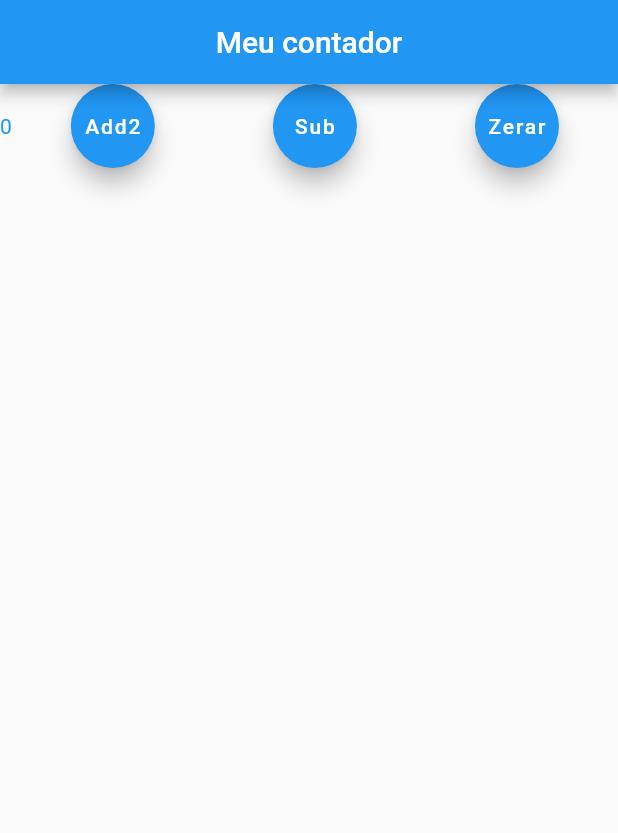
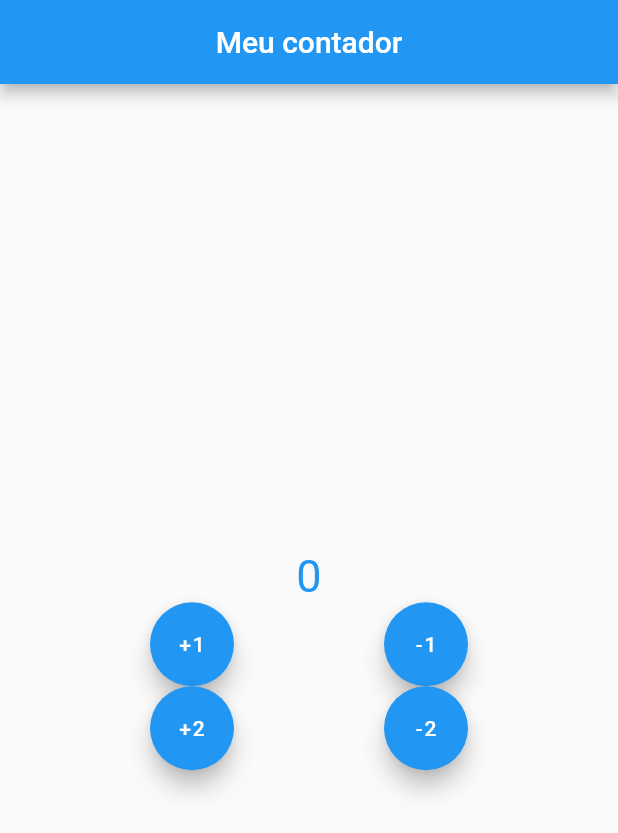
Before and after one commit to jorgejrlf/navegacao_contador, a Flutter app: the screen it shows after launch, on a phone screen of 412 x 824 dp. Shown: the top 833 px of the screen. Run offline on Flutter 3.47's test engine with Material 2 defaults, Android fonts, the phone set to English and light mode, and no system bars.

Commit message:
Criando botões
Adicionando mais botões na tela para ficar igual ao exemplo da aula.

```diff
--- a/lib/main.dart
+++ b/lib/main.dart
@@ -33,6 +33,18 @@ class _MycontadorState extends State<Mycontador> {
     });
   }
 
+  void acrescentar2() {
+    setState(() {
+      count += 2;
+    });
+  }
+
+  void subtrair2() {
+    setState(() {
+      count -= 2;
+    });
+  }
+
   Widget build(BuildContext context) {
     return MaterialApp(
       theme: ThemeData(
@@ -46,35 +58,43 @@ class _MycontadorState extends State<Mycontador> {
             title: Text('Meu contador'),
             centerTitle: true,
           ),
-        body: Container(
-          child: Row(children: [
-            Expanded(
-              flex: 0,
-              child: Text(
+          body: Center(
+            child: Column(
+              mainAxisAlignment: MainAxisAlignment.center,
+              children: [
+                Text(
                   '$count',
+                  style: TextStyle(fontSize: 30.0),
                 ),
+                Row(
+                  mainAxisAlignment: MainAxisAlignment.spaceEvenly,
+                  children: [
+                    FloatingActionButton(
+                      child: Text('+1'),
+                      onPressed: counter,
                     ),
-            Expanded(
-                flex: 1,
-                child: FloatingActionButton(
-                  child: Text('Add2'),
-                  onPressed: counter,
+                    FloatingActionButton(
+                      child: Text('-1'),
+                      onPressed: subtrair,
+                    )
+                  ],
+                ),
+                Row(
+                  mainAxisAlignment: MainAxisAlignment.spaceEvenly,
+                  children: [
+                    FloatingActionButton(
+                      child: Text('+2'),
+                      onPressed: acrescentar2,
+                    ),
+                    FloatingActionButton(
+                      child: Text('-2'),
+                      onPressed: subtrair2,
+                    )
+                  ],
+                )
+              ],
+            ),
           )),
-            Expanded(
-                flex: 1,
-                child: FloatingActionButton(
-                  child: Text('Sub'),
-                  onPressed: subtrair,
-                )),
-            Expanded(
-                flex: 1,
-                child: FloatingActionButton(
-                  child: Text('Zerar'),
-                  onPressed: zerar,
-                ))
-          ]),
-        ),
-      ),
     );
   }
 }
```
Also changed, not shown: 5 other files. Lines whose indentation alone changed are shown as unchanged.
